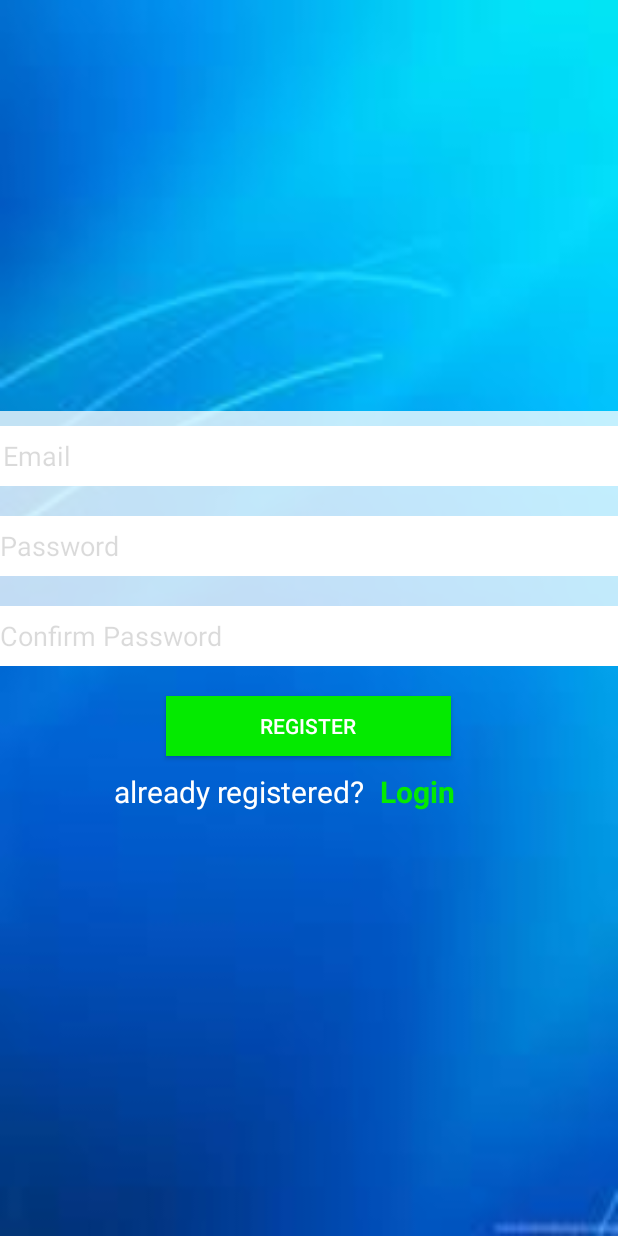
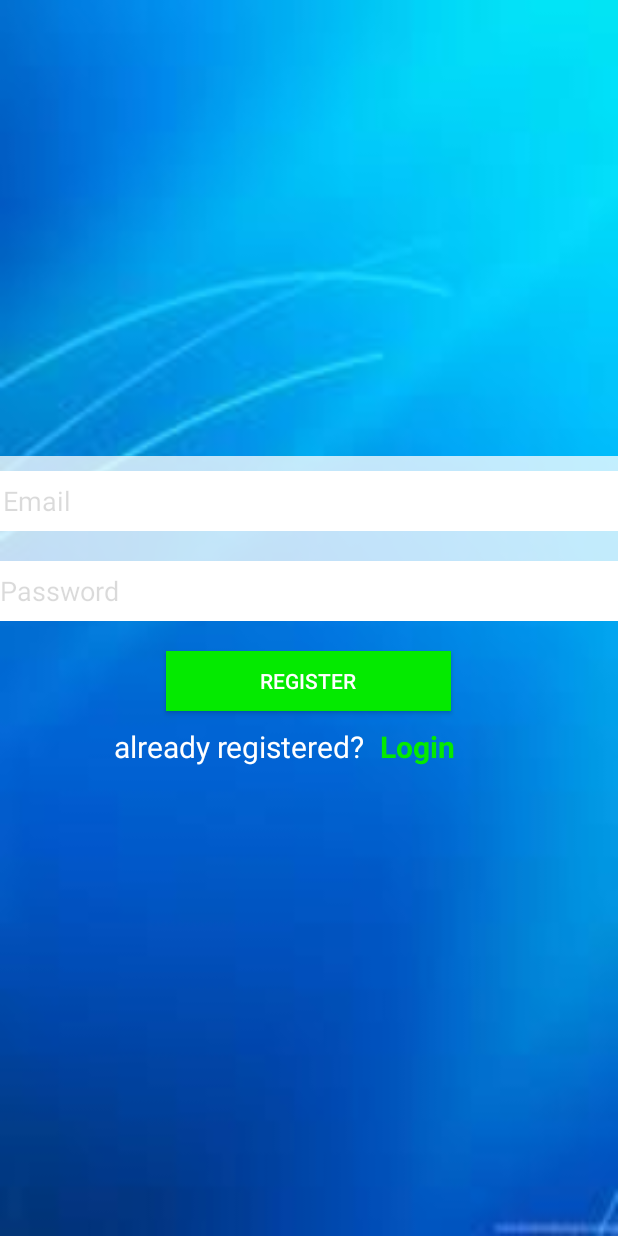
Before and after one commit to hazzatun1/screen_off_service, an Android app: the screen it shows after launch (Register), after a tap on "register", on a phone screen of 412 x 824 dp. Run offline under Robolectric (Android 15) with nearby library versions, the phone set to English and light mode, and no system bars; our stand-ins replace Firebase (no records; nobody signed in at launch, a user with empty details on screens opened directly).

Commit message:
fixing Coullist showing.

```diff
--- a/app/src/main/java/com/bandhan/hazzatun/mytasbeeh/App.java
+++ b/app/src/main/java/com/bandhan/hazzatun/mytasbeeh/App.java
@@ -1,19 +1,18 @@
-package com.bandhan.hazzatun.mytasbeeh;
-
-import android.app.Application;
-import android.app.NotificationChannel;
-import android.app.NotificationManager;
-import android.os.Build;
-
-import com.google.firebase.database.FirebaseDatabase;
-
-public class App extends Application {
-    public static final String CHANNEL_ID = "exampleServiceChannel";
-    @Override
-    public void onCreate() {
-        super.onCreate();
-      //  createNotificationChannel();
-        FirebaseDatabase.getInstance().setPersistenceEnabled(true);
-    }
-
-}
+//package com.bandhan.hazzatun.mytasbeeh;
+//
+//import android.app.Application;
+//import android.app.NotificationChannel;
+//import android.app.NotificationManager;
+//import android.os.Build;
+//
+//import com.google.firebase.database.FirebaseDatabase;
+//
+//public class App extends Application {
+//    @Override
+//    public void onCreate() {
+//        super.onCreate();
+//      //  createNotificationChannel();
+//        FirebaseDatabase.getInstance().setPersistenceEnabled(true);
+//    }
+//
+//}
--- a/app/src/main/java/com/bandhan/hazzatun/mytasbeeh/Login.java
+++ b/app/src/main/java/com/bandhan/hazzatun/mytasbeeh/Login.java
@@ -32,7 +32,8 @@ import com.google.firebase.auth.FirebaseUser;
         String email, password;
         private FirebaseAuth auth;
         SharedPreferences set_back;
-LinearLayout layout;
+        LinearLayout layout;
+
         @Override
         protected void onCreate(Bundle savedInstanceState) {
             auth = FirebaseAuth.getInstance();
--- a/app/src/main/java/com/bandhan/hazzatun/mytasbeeh/Register.java
+++ b/app/src/main/java/com/bandhan/hazzatun/mytasbeeh/Register.java
@@ -42,7 +42,8 @@ public class Register extends AppCompatActivity {
     FirebaseFirestore fStore;
     String userID;
     SharedPreferences set_back;
-LinearLayout layout;
+    LinearLayout layout;
+
     @Override
     protected void onCreate(Bundle savedInstanceState) {
         super.onCreate(savedInstanceState);
@@ -50,7 +51,6 @@ LinearLayout layout;
 
         mEmail = findViewById(R.id.email_reg);
         mPassword = findViewById(R.id.pass_reg);
-        mPhone = findViewById(R.id.cnf_password);
         loginto = findViewById(R.id.textview_register);
         mRegisterBtn = findViewById(R.id.button_reg);
         fAuth = FirebaseAuth.getInstance();
--- a/app/src/main/java/com/bandhan/hazzatun/mytasbeeh/User.java
+++ b/app/src/main/java/com/bandhan/hazzatun/mytasbeeh/User.java
@@ -9,7 +9,7 @@ public class User implements Serializable {
     String _id;
 
 
-     String _name;
+      String _name;
 
 
     String _counts;
--- a/app/src/main/java/com/bandhan/hazzatun/mytasbeeh/offline_firebase.java
+++ b/app/src/main/java/com/bandhan/hazzatun/mytasbeeh/offline_firebase.java
@@ -1,27 +1,26 @@
-//package com.bandhan.hazzatun.mytasbeeh;
-//
-//import static android.content.ContentValues.TAG;
-//
-//import android.app.Application;
-//import android.util.Log;
-//
-//import androidx.annotation.NonNull;
-//
-//import com.google.firebase.database.DataSnapshot;
-//import com.google.firebase.database.DatabaseError;
-//import com.google.firebase.database.DatabaseReference;
-//import com.google.firebase.database.FirebaseDatabase;
-//import com.google.firebase.database.ValueEventListener;
-//
-//public class offline_firebase extends Application {
-//
-//
-//        @Override
-//        public void onCreate() {
-//            super.onCreate();
-//            FirebaseDatabase.getInstance().setPersistenceEnabled(true);
-//          //  DatabaseReference workoutsRef = FirebaseDatabase.getInstance().getReference("MyDigitalCounter");
-//          //  workoutsRef.keepSynced(true);
-//        }
-//    }
-//
+package com.bandhan.hazzatun.mytasbeeh;
+
+import static android.content.ContentValues.TAG;
+
+import android.app.Application;
+import android.util.Log;
+
+import androidx.annotation.NonNull;
+
+import com.google.firebase.database.DataSnapshot;
+import com.google.firebase.database.DatabaseError;
+import com.google.firebase.database.DatabaseReference;
+import com.google.firebase.database.FirebaseDatabase;
+import com.google.firebase.database.ValueEventListener;
+
+public class offline_firebase extends Application {
+
+
+        @Override
+        public void onCreate() {
+            super.onCreate();
+            FirebaseDatabase.getInstance().setPersistenceEnabled(true);
+          //  DatabaseReference workoutsRef = FirebaseDatabase.getInstance().getReference("MyDigitalCounter");
+          //  workoutsRef.keepSynced(true);
+        }
+    }
--- a/app/src/main/res/layout/activity_main.xml
+++ b/app/src/main/res/layout/activity_main.xml
@@ -129,8 +129,7 @@
             android:onClick="lt"
             android:text="@string/Light"
             android:textSize="20sp"
-            android:layout_weight="1"
-            tools:ignore="ButtonStyle" />
+            android:layout_weight="1" />
 
 
 
--- a/app/src/main/res/layout/activity_register.xml
+++ b/app/src/main/res/layout/activity_register.xml
@@ -38,14 +38,6 @@
             android:inputType="textPassword"
             android:hint="Password"/>
 
-        <EditText
-            android:id="@+id/cnf_password"
-            android:layout_width="match_parent"
-            android:layout_height="40dp"
-            android:layout_marginTop="20dp"
-            android:background="#ffffff"
-            android:inputType="textPassword"
-            android:hint="Confirm Password"/>
     </LinearLayout>
 
     <Button
--- a/app/src/main/res/layout/activity_settings.xml
+++ b/app/src/main/res/layout/activity_settings.xml
@@ -88,5 +88,6 @@
         android:textSize="20sp"
         android:gravity="center"/>
 
-
+<!--<LinearLayout android:layout_height="match_parent" android:layout_width="match_parent"-->
+<!--    xmlns:android="http://schemas.android.com/apk/res/android">-->
 </LinearLayout>
--- a/app/src/main/res/values/strings.xml
+++ b/app/src/main/res/values/strings.xml
@@ -5,7 +5,7 @@
     <string name="default_title">Default</string>
     <string name="settings">Settings</string>
     <string name="target_string">Target: </string>
-    <string name="Light">Light</string>
+    <string name="Light">Night mode</string>
     <string name="edit">EDIT</string>
     <string name="alarm">Set Alarm</string>
     <string name="reset">Reset</string>
```
Also changed, not shown: app/src/main/AndroidManifest.xml (+1 -14 lines), app/src/main/java/com/bandhan/hazzatun/mytasbeeh/MainActivity.java (+23 -54 lines), app/src/main/java/com/bandhan/hazzatun/mytasbeeh/MyAdapter.java (+0 -25 lines), app/src/main/java/com/bandhan/hazzatun/mytasbeeh/userlist.java (+20 -24 lines).
